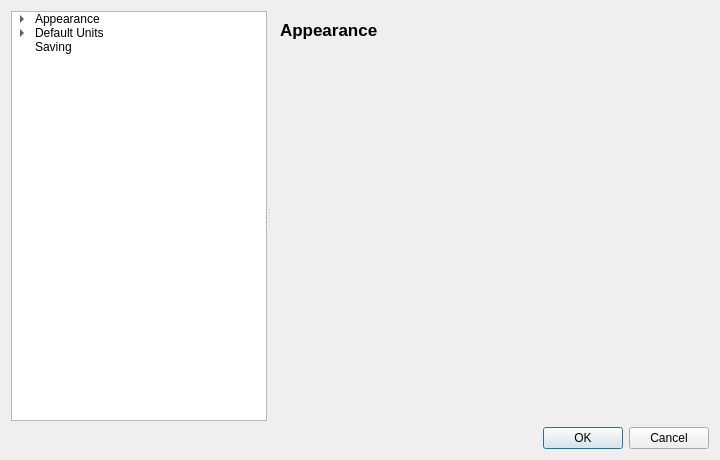
Before: the Qt Designer form src/masafi_simtwin/dialogs/forms/settings.ui in JaumeFigueras/MASAFI-SimTwin, drawn with Qt 5.
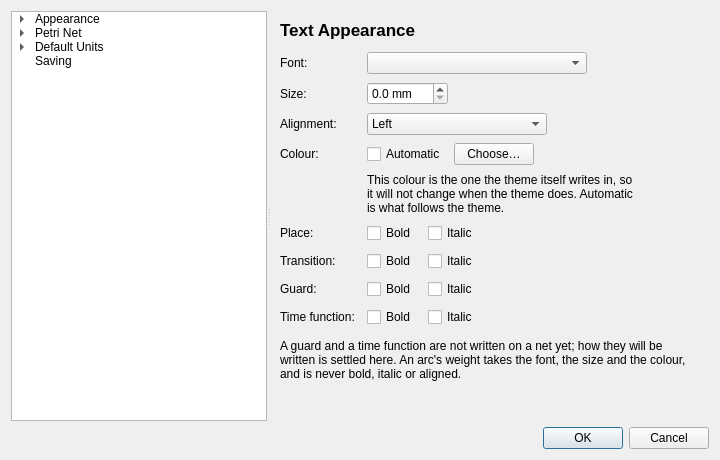
After: the same form once the commit is applied. The open tabs and pages were chosen to show the change.

Commit message: Fonts and text preferences take effect on the drawing

```diff
--- a/src/masafi_simtwin/dialogs/forms/settings.ui
+++ b/src/masafi_simtwin/dialogs/forms/settings.ui
@@ -72,6 +72,21 @@
       </property>
      </item>
      </item>
+     <item>
+      <property name="text">
+       <string extracomment="settings category: how a Petri net is drawn">Petri Net</string>
+      </property>
+     <item>
+      <property name="text">
+       <string extracomment="settings category: the lettering of a net">Text Appearance</string>
+      </property>
+     </item>
+     <item>
+      <property name="text">
+       <string extracomment="settings category: the lines of a net">Line Appearance</string>
+      </property>
+     </item>
+     </item>
      <item>
       <property name="text">
        <string>Default Units</string>
@@ -411,6 +426,603 @@
      </item>
      </layout>
     </widget>
+    <widget class="QWidget" name="petri_net_page">
+     <layout class="QVBoxLayout" name="petri_net_layout">
+      <property name="spacing">
+       <number>12</number>
+      </property>
+     <item>
+      <widget class="QLabel" name="petri_net_heading">
+       <property name="font">
+        <font>
+         <pointsize>13</pointsize>
+         <bold>true</bold>
+        </font>
+       </property>
+       <property name="text">
+        <string notr="true">Petri Net</string>
+       </property>
+      </widget>
+     </item>
+     <item>
+      <layout class="QVBoxLayout" name="petri_net_links">
+       <property name="spacing">
+        <number>6</number>
+       </property>
+      </layout>
+     </item>
+     <item>
+      <widget class="QLabel" name="petri_net_note">
+       <property name="placeholder" stdset="0">
+        <bool>true</bool>
+       </property>
+       <property name="wordWrap">
+        <bool>true</bool>
+       </property>
+       <property name="text">
+        <string extracomment="on the Petri Net page, saying what these settings are the default for">These are how a net is drawn where nothing was chosen for a place, a transition or an arc of its own. An item given an appearance of its own keeps it.</string>
+       </property>
+      </widget>
+     </item>
+     <item>
+      <spacer name="petri_net_spacer">
+       <property name="orientation">
+        <enum>Qt::Orientation::Vertical</enum>
+       </property>
+       <property name="sizeHint" stdset="0">
+        <size>
+         <width>0</width>
+         <height>0</height>
+        </size>
+       </property>
+      </spacer>
+     </item>
+     </layout>
+    </widget>
+    <widget class="QWidget" name="text_appearance_page">
+     <layout class="QVBoxLayout" name="text_appearance_layout">
+      <property name="spacing">
+       <number>12</number>
+      </property>
+     <item>
+      <widget class="QLabel" name="text_appearance_heading">
+       <property name="font">
+        <font>
+         <pointsize>13</pointsize>
+         <bold>true</bold>
+        </font>
+       </property>
+       <property name="text">
+        <string notr="true">Text Appearance</string>
+       </property>
+      </widget>
+     </item>
+     <item>
+      <layout class="QFormLayout" name="text_appearance_form">
+       <property name="fieldGrowthPolicy">
+        <enum>QFormLayout::FieldGrowthPolicy::FieldsStayAtSizeHint</enum>
+       </property>
+       <property name="horizontalSpacing">
+        <number>12</number>
+       </property>
+       <property name="verticalSpacing">
+        <number>8</number>
+       </property>
+       <item row="0" column="0">
+        <widget class="QLabel" name="font_label">
+         <property name="text">
+          <string extracomment="label of the font chooser for a net">Font:</string>
+         </property>
+        </widget>
+       </item>
+       <item row="0" column="1">
+        <widget class="QComboBox" name="font_combo">
+         <property name="minimumSize">
+          <size>
+           <width>220</width>
+           <height>0</height>
+          </size>
+         </property>
+        </widget>
+       </item>
+       <item row="1" column="0">
+        <widget class="QLabel" name="font_size_label">
+         <property name="text">
+          <string extracomment="label of the font size chooser for a net">Size:</string>
+         </property>
+        </widget>
+       </item>
+       <item row="1" column="1">
+        <layout class="QHBoxLayout" name="font_size_row">
+         <property name="spacing">
+          <number>8</number>
+         </property>
+         <item>
+          <widget class="QDoubleSpinBox" name="font_size_spin">
+           <property name="decimals">
+            <number>1</number>
+           </property>
+           <property name="singleStep">
+            <double>0.1</double>
+           </property>
+           <property name="suffix">
+            <string notr="true"> mm</string>
+           </property>
+          </widget>
+         </item>
+         <item>
+          <widget class="QLabel" name="font_size_points">
+           <property name="placeholder" stdset="0">
+            <bool>true</bool>
+           </property>
+           <property name="text">
+            <string notr="true"/>
+           </property>
+          </widget>
+         </item>
+         <item>
+          <spacer name="font_size_stretch">
+           <property name="orientation">
+            <enum>Qt::Orientation::Horizontal</enum>
+           </property>
+           <property name="sizeHint" stdset="0">
+            <size>
+             <width>0</width>
+             <height>0</height>
+            </size>
+           </property>
+          </spacer>
+         </item>
+        </layout>
+       </item>
+       <item row="2" column="0">
+        <widget class="QLabel" name="alignment_label">
+         <property name="text">
+          <string extracomment="label of the chooser of how a caption's lines are laid against its sides">Alignment:</string>
+         </property>
+        </widget>
+       </item>
+       <item row="2" column="1">
+        <widget class="QComboBox" name="alignment_combo">
+         <property name="minimumSize">
+          <size>
+           <width>180</width>
+           <height>0</height>
+          </size>
+         </property>
+         <item>
+          <property name="text">
+           <string extracomment="text alignment: against the left side">Left</string>
+          </property>
+         </item>
+         <item>
+          <property name="text">
+           <string extracomment="text alignment: against the right side">Right</string>
+          </property>
+         </item>
+         <item>
+          <property name="text">
+           <string extracomment="text alignment: in the middle">Centred</string>
+          </property>
+         </item>
+         <item>
+          <property name="text">
+           <string extracomment="text alignment: every line stretched but the last">Justified</string>
+          </property>
+         </item>
+        </widget>
+       </item>
+       <item row="3" column="0">
+        <widget class="QLabel" name="text_colour_label">
+         <property name="text">
+          <string extracomment="label of the colour chooser for a net's lettering">Colour:</string>
+         </property>
+        </widget>
+       </item>
+       <item row="3" column="1">
+        <layout class="QHBoxLayout" name="text_colour_row">
+         <property name="spacing">
+          <number>8</number>
+         </property>
+         <item>
+          <widget class="QCheckBox" name="text_colour_automatic">
+           <property name="text">
+            <string extracomment="colour that follows the light or dark theme">Automatic</string>
+           </property>
+          </widget>
+         </item>
+         <item>
+          <widget class="QPushButton" name="text_colour_button">
+           <property name="text">
+            <string extracomment="button that opens the colour chooser">Choose…</string>
+           </property>
+          </widget>
+         </item>
+         <item>
+          <spacer name="text_colour_stretch">
+           <property name="orientation">
+            <enum>Qt::Orientation::Horizontal</enum>
+           </property>
+           <property name="sizeHint" stdset="0">
+            <size>
+             <width>0</width>
+             <height>0</height>
+            </size>
+           </property>
+          </spacer>
+         </item>
+        </layout>
+       </item>
+       <item row="4" column="1">
+        <widget class="QLabel" name="text_colour_note">
+         <property name="error" stdset="0">
+          <bool>true</bool>
+         </property>
+         <property name="wordWrap">
+          <bool>true</bool>
+         </property>
+         <property name="text">
+          <string extracomment="warning under the colour chooser when the colour chosen is the theme's own ink">This colour is the one the theme itself writes in, so it will not change when the theme does. Automatic is what follows the theme.</string>
+         </property>
+        </widget>
+       </item>
+       <item row="5" column="0">
+        <widget class="QLabel" name="place_label">
+         <property name="text">
+          <string extracomment="label of the typeface of a place's caption">Place:</string>
+         </property>
+        </widget>
+       </item>
+       <item row="5" column="1">
+        <layout class="QHBoxLayout" name="place_typeface_row">
+         <property name="spacing">
+          <number>12</number>
+         </property>
+         <item>
+          <widget class="QCheckBox" name="place_bold_check">
+           <property name="text">
+            <string extracomment="typeface: heavier than normal">Bold</string>
+           </property>
+          </widget>
+         </item>
+         <item>
+          <widget class="QCheckBox" name="place_italic_check">
+           <property name="text">
+            <string extracomment="typeface: sloped">Italic</string>
+           </property>
+          </widget>
+         </item>
+         <item>
+          <spacer name="place_typeface_stretch">
+           <property name="orientation">
+            <enum>Qt::Orientation::Horizontal</enum>
+           </property>
+           <property name="sizeHint" stdset="0">
+            <size>
+             <width>0</width>
+             <height>0</height>
+            </size>
+           </property>
+          </spacer>
+         </item>
+        </layout>
+       </item>
+       <item row="6" column="0">
+        <widget class="QLabel" name="transition_label">
+         <property name="text">
+          <string extracomment="label of the typeface of a transition's caption">Transition:</string>
+         </property>
+        </widget>
+       </item>
+       <item row="6" column="1">
+        <layout class="QHBoxLayout" name="transition_typeface_row">
+         <property name="spacing">
+          <number>12</number>
+         </property>
+         <item>
+          <widget class="QCheckBox" name="transition_bold_check">
+           <property name="text">
+            <string extracomment="typeface: heavier than normal">Bold</string>
+           </property>
+          </widget>
+         </item>
+         <item>
+          <widget class="QCheckBox" name="transition_italic_check">
+           <property name="text">
+            <string extracomment="typeface: sloped">Italic</string>
+           </property>
+          </widget>
+         </item>
+         <item>
+          <spacer name="transition_typeface_stretch">
+           <property name="orientation">
+            <enum>Qt::Orientation::Horizontal</enum>
+           </property>
+           <property name="sizeHint" stdset="0">
+            <size>
+             <width>0</width>
+             <height>0</height>
+            </size>
+           </property>
+          </spacer>
+         </item>
+        </layout>
+       </item>
+       <item row="7" column="0">
+        <widget class="QLabel" name="guard_label">
+         <property name="text">
+          <string extracomment="label of the typeface of a transition's guard, which does not exist yet">Guard:</string>
+         </property>
+        </widget>
+       </item>
+       <item row="7" column="1">
+        <layout class="QHBoxLayout" name="guard_typeface_row">
+         <property name="spacing">
+          <number>12</number>
+         </property>
+         <item>
+          <widget class="QCheckBox" name="guard_bold_check">
+           <property name="text">
+            <string extracomment="typeface: heavier than normal">Bold</string>
+           </property>
+          </widget>
+         </item>
+         <item>
+          <widget class="QCheckBox" name="guard_italic_check">
+           <property name="text">
+            <string extracomment="typeface: sloped">Italic</string>
+           </property>
+          </widget>
+         </item>
+         <item>
+          <spacer name="guard_typeface_stretch">
+           <property name="orientation">
+            <enum>Qt::Orientation::Horizontal</enum>
+           </property>
+           <property name="sizeHint" stdset="0">
+            <size>
+             <width>0</width>
+             <height>0</height>
+            </size>
+           </property>
+          </spacer>
+         </item>
+        </layout>
+       </item>
+       <item row="8" column="0">
+        <widget class="QLabel" name="time_function_label">
+         <property name="text">
+          <string extracomment="label of the typeface of a transition's time function, which does not exist yet">Time function:</string>
+         </property>
+        </widget>
+       </item>
+       <item row="8" column="1">
+        <layout class="QHBoxLayout" name="time_function_typeface_row">
+         <property name="spacing">
+          <number>12</number>
+         </property>
+         <item>
+          <widget class="QCheckBox" name="time_function_bold_check">
+           <property name="text">
+            <string extracomment="typeface: heavier than normal">Bold</string>
+           </property>
+          </widget>
+         </item>
+         <item>
+          <widget class="QCheckBox" name="time_function_italic_check">
+           <property name="text">
+            <string extracomment="typeface: sloped">Italic</string>
+           </property>
+          </widget>
+         </item>
+         <item>
+          <spacer name="time_function_typeface_stretch">
+           <property name="orientation">
+            <enum>Qt::Orientation::Horizontal</enum>
+           </property>
+           <property name="sizeHint" stdset="0">
+            <size>
+             <width>0</width>
+             <height>0</height>
+            </size>
+           </property>
+          </spacer>
+         </item>
+        </layout>
+       </item>
+      </layout>
+     </item>
+     <item>
+      <widget class="QLabel" name="text_appearance_note">
+       <property name="placeholder" stdset="0">
+        <bool>true</bool>
+       </property>
+       <property name="wordWrap">
+        <bool>true</bool>
+       </property>
+       <property name="text">
+        <string extracomment="under the lettering settings, on what is not written yet and what an arc takes">A guard and a time function are not written on a net yet; how they will be written is settled here. An arc's weight takes the font, the size and the colour, and is never bold, italic or aligned.</string>
+       </property>
+      </widget>
+     </item>
+     <item>
+      <spacer name="text_appearance_spacer">
+       <property name="orientation">
+        <enum>Qt::Orientation::Vertical</enum>
+       </property>
+       <property name="sizeHint" stdset="0">
+        <size>
+         <width>0</width>
+         <height>0</height>
+        </size>
+       </property>
+      </spacer>
+     </item>
+     </layout>
+    </widget>
+    <widget class="QWidget" name="line_appearance_page">
+     <layout class="QVBoxLayout" name="line_appearance_layout">
+      <property name="spacing">
+       <number>12</number>
+      </property>
+     <item>
+      <widget class="QLabel" name="line_appearance_heading">
+       <property name="font">
+        <font>
+         <pointsize>13</pointsize>
+         <bold>true</bold>
+        </font>
+       </property>
+       <property name="text">
+        <string notr="true">Line Appearance</string>
+       </property>
+      </widget>
+     </item>
+     <item>
+      <layout class="QFormLayout" name="line_appearance_form">
+       <property name="fieldGrowthPolicy">
+        <enum>QFormLayout::FieldGrowthPolicy::FieldsStayAtSizeHint</enum>
+       </property>
+       <property name="horizontalSpacing">
+        <number>12</number>
+       </property>
+       <property name="verticalSpacing">
+        <number>8</number>
+       </property>
+       <item row="0" column="0">
+        <widget class="QLabel" name="line_colour_label">
+         <property name="text">
+          <string extracomment="label of the colour chooser for a net's lines">Colour:</string>
+         </property>
+        </widget>
+       </item>
+       <item row="0" column="1">
+        <layout class="QHBoxLayout" name="line_colour_row">
+         <property name="spacing">
+          <number>8</number>
+         </property>
+         <item>
+          <widget class="QCheckBox" name="line_colour_automatic">
+           <property name="text">
+            <string extracomment="colour that follows the light or dark theme">Automatic</string>
+           </property>
+          </widget>
+         </item>
+         <item>
+          <widget class="QPushButton" name="line_colour_button">
+           <property name="text">
+            <string extracomment="button that opens the colour chooser">Choose…</string>
+           </property>
+          </widget>
+         </item>
+         <item>
+          <spacer name="line_colour_stretch">
+           <property name="orientation">
+            <enum>Qt::Orientation::Horizontal</enum>
+           </property>
+           <property name="sizeHint" stdset="0">
+            <size>
+             <width>0</width>
+             <height>0</height>
+            </size>
+           </property>
+          </spacer>
+         </item>
+        </layout>
+       </item>
+       <item row="1" column="1">
+        <widget class="QLabel" name="line_colour_note">
+         <property name="error" stdset="0">
+          <bool>true</bool>
+         </property>
+         <property name="wordWrap">
+          <bool>true</bool>
+         </property>
+         <property name="text">
+          <string extracomment="warning under the colour chooser when the colour chosen is the theme's own ink">This colour is the one the theme itself draws in, so it will not change when the theme does. Automatic is what follows the theme.</string>
+         </property>
+        </widget>
+       </item>
+       <item row="2" column="0">
+        <widget class="QLabel" name="line_width_label">
+         <property name="text">
+          <string extracomment="label of the line width chooser for a net">Width:</string>
+         </property>
+        </widget>
+       </item>
+       <item row="2" column="1">
+        <layout class="QHBoxLayout" name="line_width_row">
+         <property name="spacing">
+          <number>8</number>
+         </property>
+         <item>
+          <widget class="QDoubleSpinBox" name="line_width_spin">
+           <property name="decimals">
+            <number>2</number>
+           </property>
+           <property name="singleStep">
+            <double>0.05</double>
+           </property>
+           <property name="suffix">
+            <string notr="true"> mm</string>
+           </property>
+          </widget>
+         </item>
+         <item>
+          <widget class="QLabel" name="line_width_points">
+           <property name="placeholder" stdset="0">
+            <bool>true</bool>
+           </property>
+           <property name="text">
+            <string notr="true"/>
+           </property>
+          </widget>
+         </item>
+         <item>
+          <spacer name="line_width_stretch">
+           <property name="orientation">
+            <enum>Qt::Orientation::Horizontal</enum>
+           </property>
+           <property name="sizeHint" stdset="0">
+            <size>
+             <width>0</width>
+             <height>0</height>
+            </size>
+           </property>
+          </spacer>
+         </item>
+        </layout>
+       </item>
+      </layout>
+     </item>
+     <item>
+      <widget class="QLabel" name="line_appearance_note">
+       <property name="placeholder" stdset="0">
+        <bool>true</bool>
+       </property>
+       <property name="wordWrap">
+        <bool>true</bool>
+       </property>
+       <property name="text">
+        <string extracomment="under the line settings, saying what the width and the colour cover">The width and the colour are a place's outline, a transition's bar, an arc's line and the head or ring it ends in. A selected item is drawn a little thicker than this.</string>
+       </property>
+      </widget>
+     </item>
+     <item>
+      <spacer name="line_appearance_spacer">
+       <property name="orientation">
+        <enum>Qt::Orientation::Vertical</enum>
+       </property>
+       <property name="sizeHint" stdset="0">
+        <size>
+         <width>0</width>
+         <height>0</height>
+        </size>
+       </property>
+      </spacer>
+     </item>
+     </layout>
+    </widget>
     <widget class="QWidget" name="units_page">
      <layout class="QVBoxLayout" name="units_layout">
       <property name="spacing">
```
The commit also changes 28 other files.
